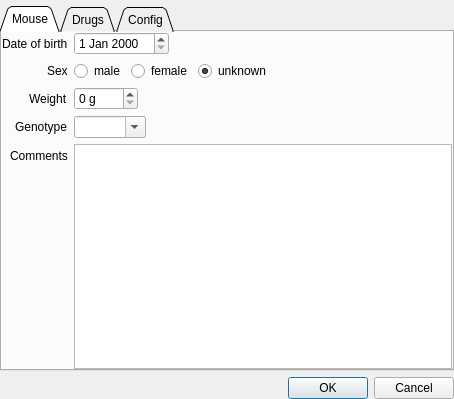
Above: GUI/StartScreen.ui from MarinManuel/PhysioMonitor before the change. Below: the same form after it.
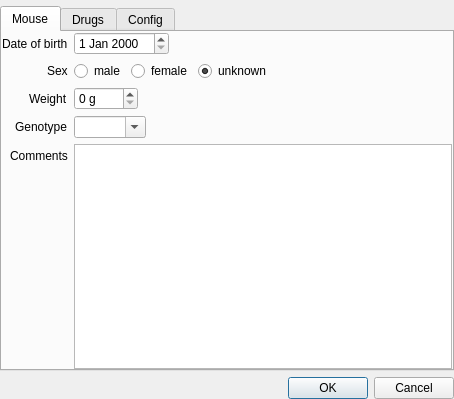
That is the form after the change.

Patch:
```diff
--- a/GUI/StartScreen.ui
+++ b/GUI/StartScreen.ui
@@ -39,9 +39,6 @@
        <property name="tabPosition">
         <enum>QTabWidget::North</enum>
        </property>
-       <property name="tabShape">
-        <enum>QTabWidget::Triangular</enum>
-       </property>
        <property name="currentIndex">
         <number>0</number>
        </property>
```
